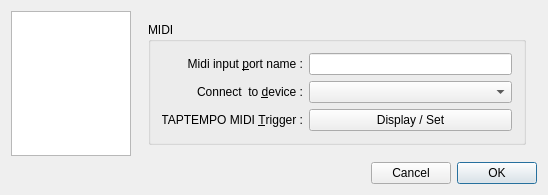
Old version of the form src/gui/forms/settingsdialog.ui in the repository deufrai/Qrest.
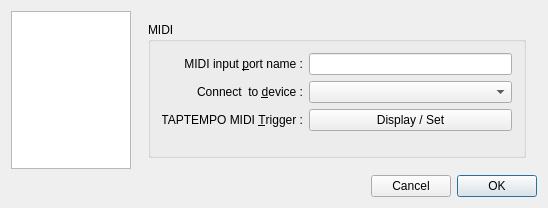
New version of the form. The open tabs and pages were chosen to show the change. Icons and pictures are not drawn.

Commit message: [QREST-5]: Prefs MIDI : passage en majuscule du mot MIDI

Diff of the .ui file:
```diff
--- a/src/gui/forms/settingsdialog.ui
+++ b/src/gui/forms/settingsdialog.ui
@@ -10,7 +10,7 @@
     <x>0</x>
     <y>0</y>
     <width>548</width>
-    <height>189</height>
+    <height>208</height>
    </rect>
   </property>
   <property name="windowTitle">
@@ -170,7 +170,7 @@
                      <string>This name will be used by your system to identify qrest's MIDI input port</string>
                     </property>
                     <property name="text">
-                     <string>Midi input &amp;port name :</string>
+                     <string>MIDI input &amp;port name :</string>
                     </property>
                     <property name="alignment">
                      <set>Qt::AlignRight|Qt::AlignTrailing|Qt::AlignVCenter</set>
```
Left out of the diff: 2 changed lines with no effect on the pictures. The commit also changes 4 other files.
